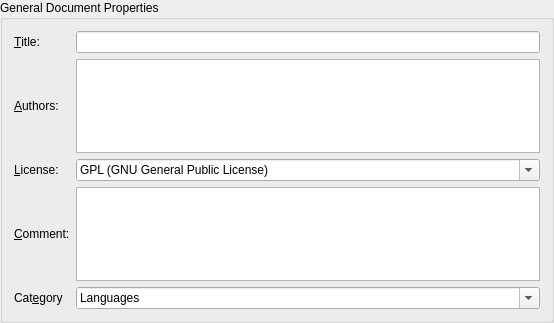
The window that kvoctrain/docprop-dialogs/TitlePageForm.ui (KDE/parley) describes before a commit, drawn with Qt 5.
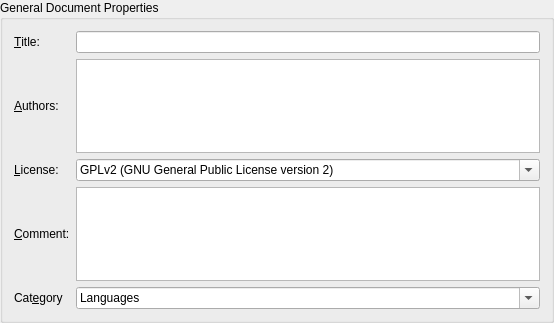
The same window after the commit.

Commit message: Suggest gpl2 instead of just gpl for new docs.

What changed in the file:
```diff
--- a/kvoctrain/docprop-dialogs/TitlePageForm.ui
+++ b/kvoctrain/docprop-dialogs/TitlePageForm.ui
@@ -210,7 +210,7 @@
         </property>
         <item>
          <property name="text" >
-          <string>GPL (GNU General Public License)</string>
+          <string>GPLv2 (GNU General Public License version 2)</string>
          </property>
         </item>
        </widget>
```
